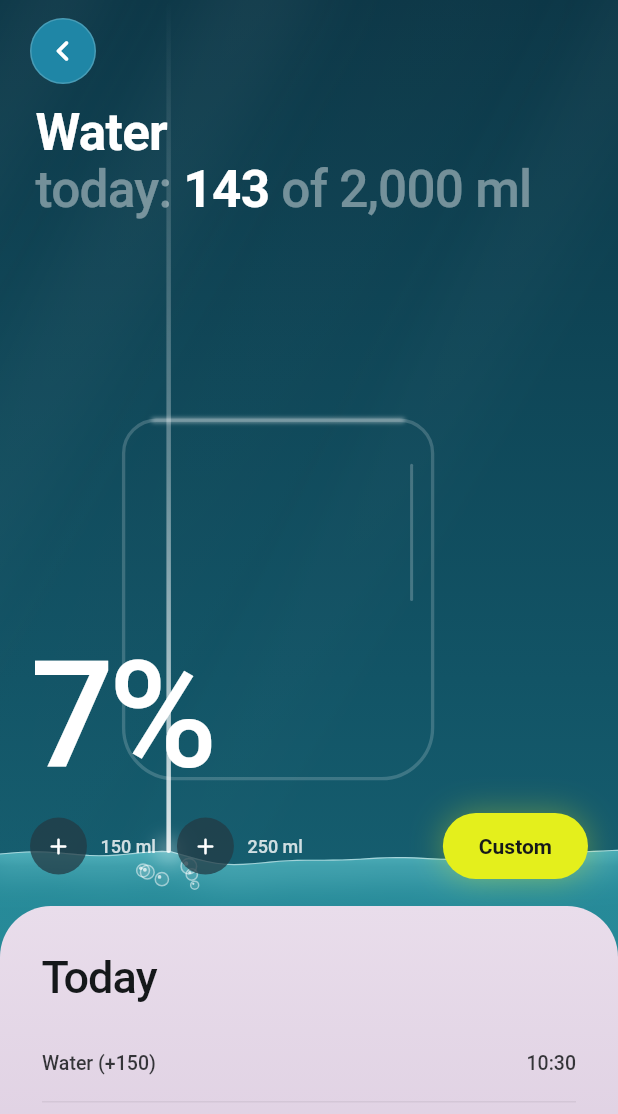
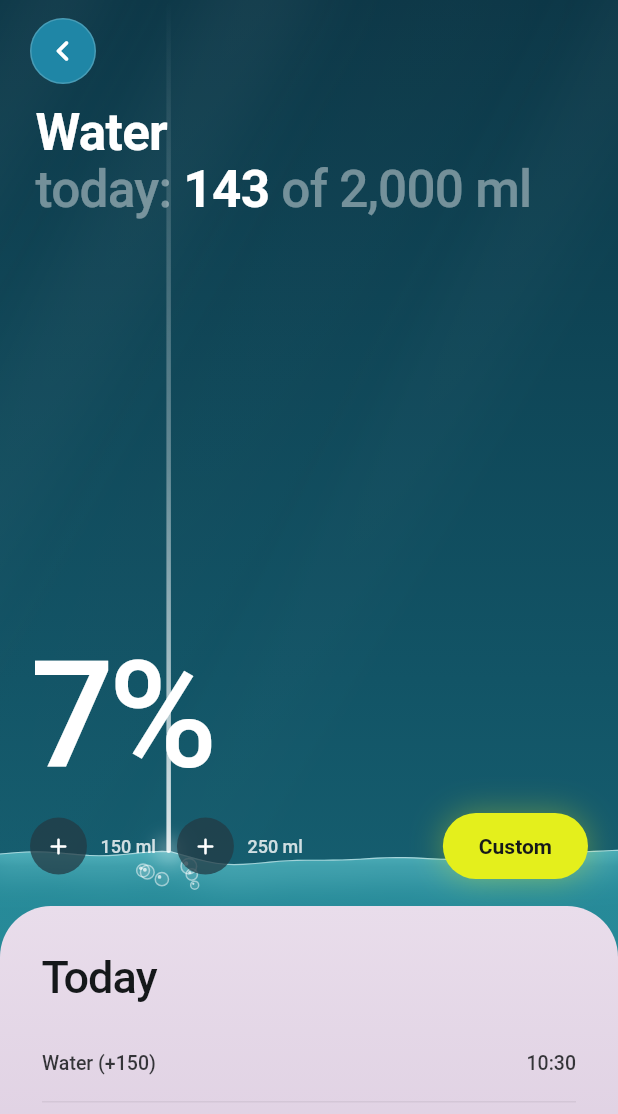
Before and after one commit to Kidyoh/Waterly, a Flutter app: the screen it shows after launch, after a tap on "150 ml", on a phone screen of 412 x 824 dp. Shown: the top 1114 px of the screen. Run offline on Flutter 3.47's test engine with Material 3 defaults, Android fonts, the phone set to English and light mode, and no system bars; our stand-ins replace sensors_plus, shared_preferences; Roboto replaces fonts that are missing (Manrope).

Commit message:
Remove the glass outline behind the water
It came from a reflection on the phone in the reference video, not
from the design itself.

Co-Authored-By: Claude Opus 5.5 <noreply@anthropic.com>
Claude-Session: https://claude.ai/code/session_01Dhtqj71eu3vT33U8iEVcgK

```diff
--- a/lib/water_painter.dart
+++ b/lib/water_painter.dart
@@ -56,7 +56,6 @@ class WaterPainter extends CustomPainter {
 
     _paintBackground(canvas, size);
     _paintRays(canvas, size, t);
-    _paintGlass(canvas, size);
 
     // The surface as a polyline, and the regions below (water) and above (air).
     final pts = <Offset>[
@@ -164,46 +163,6 @@ class WaterPainter extends CustomPainter {
       );
       canvas.restore();
     }
-  }
-
-  /// The faint outline of a glass behind the water.
-  void _paintGlass(Canvas canvas, Size size) {
-    final w = size.width;
-    final h = size.height;
-    final r = Rect.fromLTRB(w * 0.2, h * 0.34, w * 0.7, h * 0.63);
-    final glass = RRect.fromRectAndCorners(
-      r,
-      topLeft: const Radius.circular(22),
-      topRight: const Radius.circular(22),
-      bottomLeft: const Radius.circular(34),
-      bottomRight: const Radius.circular(34),
-    );
-    canvas.drawRRect(
-      glass,
-      Paint()
-        ..style = PaintingStyle.stroke
-        ..strokeWidth = 2.2
-        ..color = _white.withValues(alpha: 0.18),
-    );
-    // Bright rim.
-    canvas.drawLine(
-      Offset(r.left + 20, r.top),
-      Offset(r.right - 20, r.top),
-      Paint()
-        ..strokeWidth = 3
-        ..strokeCap = StrokeCap.round
-        ..color = _white.withValues(alpha: 0.45)
-        ..maskFilter = const MaskFilter.blur(BlurStyle.normal, 1.5),
-    );
-    // Reflection on the right wall.
-    canvas.drawLine(
-      Offset(r.right - 14, r.top + 30),
-      Offset(r.right - 14, r.top + r.height * 0.5),
-      Paint()
-        ..strokeWidth = 2
-        ..strokeCap = StrokeCap.round
-        ..color = _white.withValues(alpha: 0.22),
-    );
   }
 
   void _paintWater(Canvas canvas, Size size, List<Offset> pts, Path water) {
```
Also changed, not shown: 3 other files.
